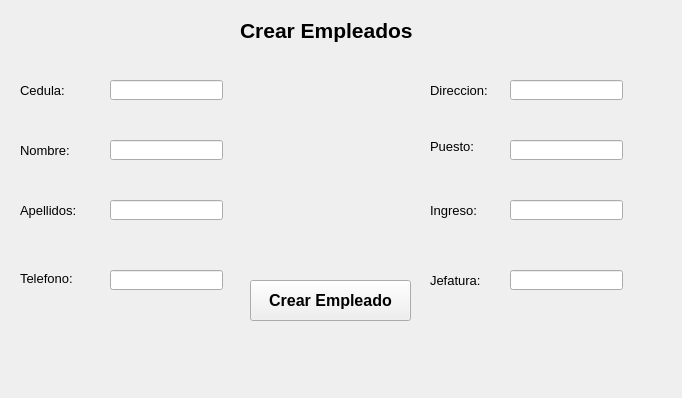
Old version of the form src/003_empleados.ui in the repository rvqzs/tresPatitos.
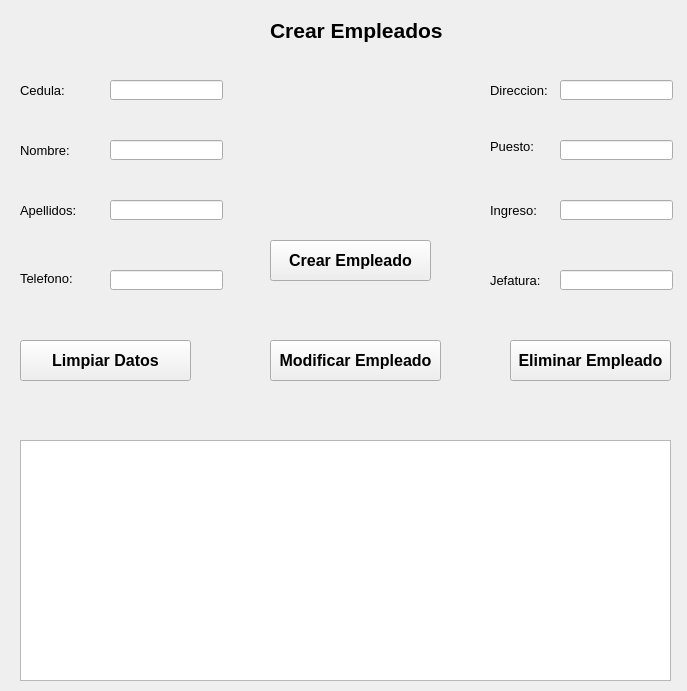
New version of the form. Icons and pictures are not drawn.

The edit to the form file:
```diff
--- a/src/003_empleados.ui
+++ b/src/003_empleados.ui
@@ -6,8 +6,8 @@
    <rect>
     <x>0</x>
     <y>0</y>
-    <width>682</width>
-    <height>398</height>
+    <width>687</width>
+    <height>691</height>
    </rect>
   </property>
   <property name="windowTitle">
@@ -16,7 +16,7 @@
   <widget class="QLabel" name="label">
    <property name="geometry">
     <rect>
-     <x>240</x>
+     <x>270</x>
      <y>0</y>
      <width>201</width>
      <height>61</height>
@@ -90,7 +90,7 @@
   <widget class="QLabel" name="lblDireccion">
    <property name="geometry">
     <rect>
-     <x>430</x>
+     <x>490</x>
      <y>80</y>
      <width>61</width>
      <height>21</height>
@@ -108,7 +108,7 @@
   <widget class="QLabel" name="lblPuesto">
    <property name="geometry">
     <rect>
-     <x>430</x>
+     <x>490</x>
      <y>140</y>
      <width>47</width>
      <height>13</height>
@@ -126,7 +126,7 @@
   <widget class="QLabel" name="lblIngreso">
    <property name="geometry">
     <rect>
-     <x>430</x>
+     <x>490</x>
      <y>200</y>
      <width>47</width>
      <height>21</height>
@@ -144,7 +144,7 @@
   <widget class="QLabel" name="lblJefatura">
    <property name="geometry">
     <rect>
-     <x>430</x>
+     <x>490</x>
      <y>270</y>
      <width>61</width>
      <height>21</height>
@@ -192,7 +192,7 @@
   <widget class="QLineEdit" name="txtDireccion">
    <property name="geometry">
     <rect>
-     <x>510</x>
+     <x>560</x>
      <y>80</y>
      <width>113</width>
      <height>20</height>
@@ -202,7 +202,7 @@
   <widget class="QLineEdit" name="txtPuesto">
    <property name="geometry">
     <rect>
-     <x>510</x>
+     <x>560</x>
      <y>140</y>
      <width>113</width>
      <height>20</height>
@@ -212,7 +212,7 @@
   <widget class="QLineEdit" name="txtIngreso">
    <property name="geometry">
     <rect>
-     <x>510</x>
+     <x>560</x>
      <y>200</y>
      <width>113</width>
      <height>20</height>
@@ -222,7 +222,7 @@
   <widget class="QLineEdit" name="txtJefatura">
    <property name="geometry">
     <rect>
-     <x>510</x>
+     <x>560</x>
      <y>270</y>
      <width>113</width>
      <height>20</height>
@@ -232,8 +232,8 @@
   <widget class="QLabel" name="label_2">
    <property name="geometry">
     <rect>
-     <x>250</x>
-     <y>80</y>
+     <x>270</x>
+     <y>60</y>
      <width>161</width>
      <height>151</height>
     </rect>
@@ -251,8 +251,8 @@
   <widget class="QPushButton" name="bttCrearEmpleado">
    <property name="geometry">
     <rect>
-     <x>250</x>
-     <y>280</y>
+     <x>270</x>
+     <y>240</y>
      <width>161</width>
      <height>41</height>
     </rect>
@@ -296,6 +296,82 @@
     </rect>
    </property>
   </widget>
+  <widget class="QTableWidget" name="tblWidgetEmpleados">
+   <property name="geometry">
+    <rect>
+     <x>20</x>
+     <y>440</y>
+     <width>651</width>
+     <height>241</height>
+    </rect>
+   </property>
+   <property name="editTriggers">
+    <set>QAbstractItemView::NoEditTriggers</set>
+   </property>
+   <property name="selectionBehavior">
+    <enum>QAbstractItemView::SelectRows</enum>
+   </property>
+  </widget>
+  <widget class="QPushButton" name="bttModificarEmpleado">
+   <property name="geometry">
+    <rect>
+     <x>270</x>
+     <y>340</y>
+     <width>171</width>
+     <height>41</height>
+    </rect>
+   </property>
+   <property name="font">
+    <font>
+     <pointsize>12</pointsize>
+     <weight>75</weight>
+     <bold>true</bold>
+    </font>
+   </property>
+   <property name="text">
+    <string>Modificar Empleado</string>
+   </property>
+  </widget>
+  <widget class="QPushButton" name="bttEliminarEmpleado">
+   <property name="geometry">
+    <rect>
+     <x>510</x>
+     <y>340</y>
+     <width>161</width>
+     <height>41</height>
+    </rect>
+   </property>
+   <property name="font">
+    <font>
+     <pointsize>12</pointsize>
+     <weight>75</weight>
+     <bold>true</bold>
+    </font>
+   </property>
+   <property name="text">
+    <string>Eliminar Empleado</string>
+   </property>
+  </widget>
+  <widget class="QPushButton" name="bttLimpiarEmpleado">
+   <property name="geometry">
+    <rect>
+     <x>20</x>
+     <y>340</y>
+     <width>171</width>
+     <height>41</height>
+    </rect>
+   </property>
+   <property name="font">
+    <font>
+     <pointsize>12</pointsize>
+     <weight>75</weight>
+     <bold>true</bold>
+    </font>
+   </property>
+   <property name="text">
+    <string>Limpiar Datos</string>
+   </property>
+  </widget>
  </widget>
  <resources/>
  <connections/>
```
